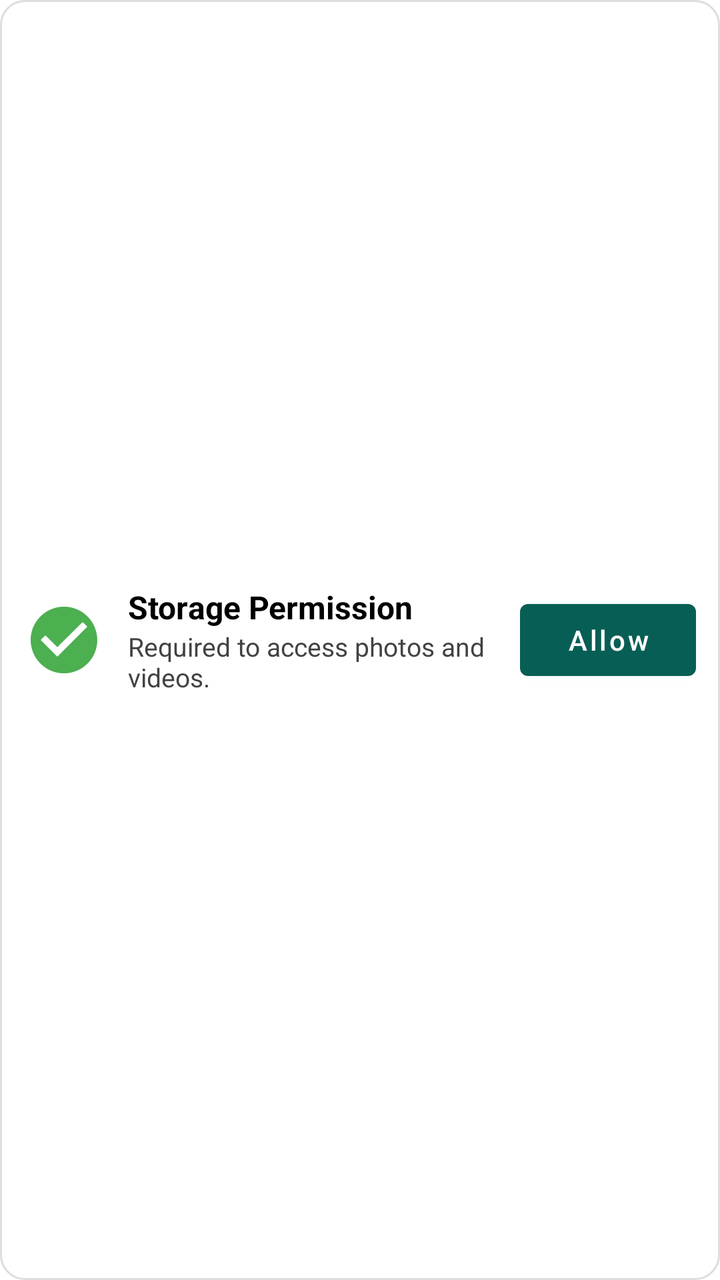
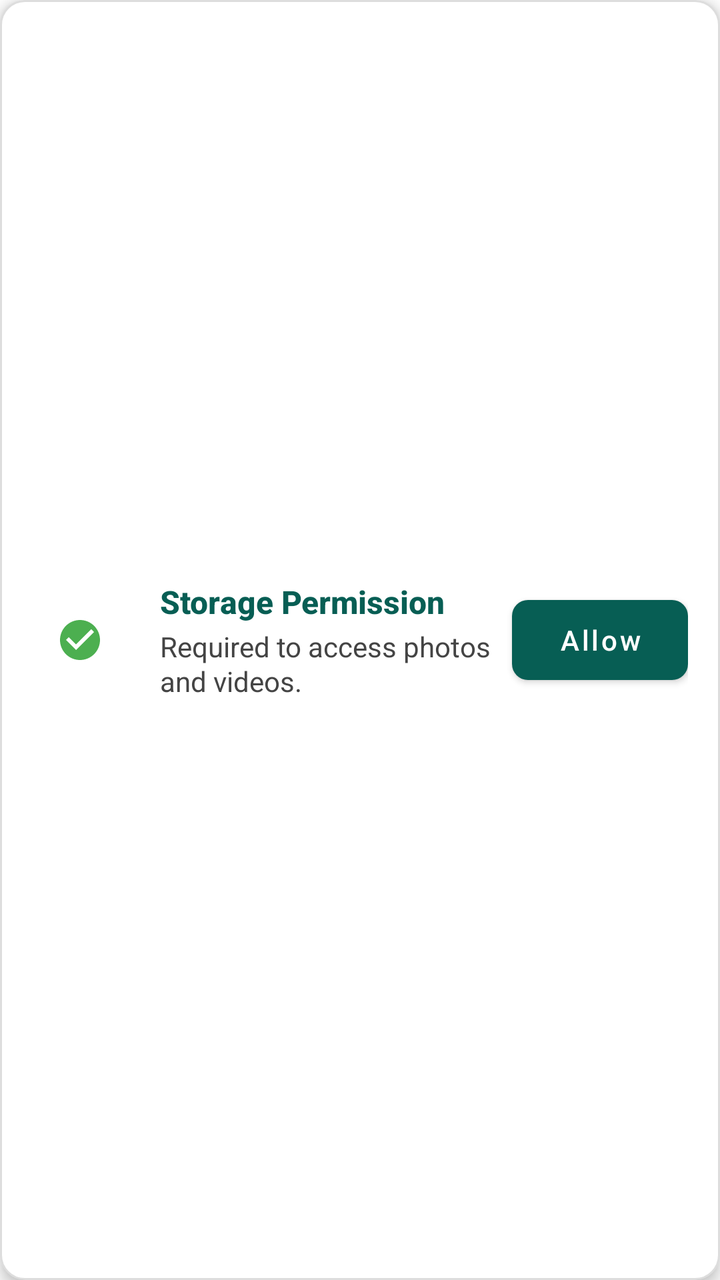

The first picture is an Android layout as it rendered before a commit; the second is the same layout after the commit. The layout source and the unified diff follow.
<!-- AndroidManifest.xml: application theme Theme.WhatsDownloadPlus -->
<!-- res/layout/item_permission.xml -->
<?xml version="1.0" encoding="utf-8"?>
<LinearLayout xmlns:android="http://schemas.android.com/apk/res/android"
    android:layout_width="match_parent"
    android:layout_height="wrap_content"
    android:orientation="horizontal"
    android:padding="12dp"
    android:gravity="center_vertical"
    android:background="@drawable/permission_card_bg">

    <ImageView
        android:id="@+id/permissionIcon"
        android:layout_width="40dp"
        android:layout_height="40dp"
        android:src="@drawable/ic_permission"
        android:contentDescription="@string/permission_icon" />

    <LinearLayout
        android:layout_width="0dp"
        android:layout_height="wrap_content"
        android:layout_weight="1"
        android:orientation="vertical"
        android:layout_marginStart="12dp">

        <TextView
            android:id="@+id/permissionTitle"
            android:layout_width="wrap_content"
            android:layout_height="wrap_content"
            android:text="Storage Permission"
            android:textSize="16sp"
            android:textStyle="bold"
            android:textColor="@color/black" />

        <TextView
            android:id="@+id/permissionDescription"
            android:layout_width="wrap_content"
            android:layout_height="wrap_content"
            android:text="Required to access photos and videos."
            android:textSize="13sp"
            android:textColor="@color/dark_gray" />
    </LinearLayout>

    <Button
        android:id="@+id/permissionButton"
        android:layout_width="wrap_content"
        android:layout_height="wrap_content"
        android:text="Allow"
        android:textAllCaps="false" />
</LinearLayout>
<!-- resources referenced by this layout -->
<resources>
  <color name="black">#FF000000</color>
  <color name="dark_gray">#424242</color>
  <!-- drawable ic_permission (drawable) -->
  <vector xmlns:android="http://schemas.android.com/apk/res/android"
      android:width="24dp"
      android:height="24dp"
      android:viewportWidth="24"
      android:viewportHeight="24">
      <path
          android:fillColor="#4CAF50"
          android:pathData="M12,2C6.48,2 2,6.48 2,12s4.48,10 10,10 10,-4.48 10,-10S17.52,2 12,2zM10,17l-5,-5 1.41,-1.41L10,14.17l7.59,-7.59L19,8l-9,9z" />
  </vector>
  <!-- drawable permission_card_bg (drawable) -->
  <shape xmlns:android="http://schemas.android.com/apk/res/android"
      android:shape="rectangle">
      <solid android:color="#FFFFFF" />
      <corners android:radius="12dp" />
      <stroke android:width="1dp" android:color="#DDDDDD" />
      <padding android:left="8dp" android:top="8dp" android:right="8dp" android:bottom="8dp" />
  </shape>
  <string name="permission_icon">Permission icon</string>
  <style name="Theme.WhatsDownloadPlus" parent="Theme.MaterialComponents.DayNight.NoActionBar">
          
          <item name="colorPrimary">@color/whatsapp_green</item>
          <item name="colorPrimaryVariant">@color/whatsapp_dark_green</item>
          <item name="colorOnPrimary">@android:color/white</item>
  
          
          <item name="colorSecondary">@color/teal_200</item>
          <item name="colorSecondaryVariant">@color/teal_700</item>
          <item name="colorOnSecondary">@android:color/white</item>
  
          
          <item name="android:windowBackground">@color/white</item>
          <item name="android:navigationBarColor">@color/whatsapp_green</item>
          <item name="android:statusBarColor">@color/whatsapp_dark_green</item>
  
          
          <item name="android:textColor">@android:color/black</item>
          <item name="android:colorBackground">@color/white</item>
      </style>
  <color name="whatsapp_green">#075E54</color>
  <color name="whatsapp_dark_green">#054C44</color>
  <color name="teal_200">#FF03DAC5</color>
  <color name="teal_700">#FF018786</color>
  <color name="white">#FFFFFFFF</color>
</resources>

<!-- the commit's change to res/layout/item_permission.xml (unified diff, before → after) -->
@@ -3,24 +3,31 @@
     android:layout_width="match_parent"
     android:layout_height="wrap_content"
     android:orientation="horizontal"
-    android:padding="12dp"
+    android:padding="16dp"
     android:gravity="center_vertical"
-    android:background="@drawable/permission_card_bg">
+    android:background="@drawable/permission_card_bg"
+    android:elevation="4dp"
+    android:layout_marginVertical="8dp"
+    android:clipToOutline="true">
 
+    
     <ImageView
         android:id="@+id/permissionIcon"
-        android:layout_width="40dp"
-        android:layout_height="40dp"
+        android:layout_width="48dp"
+        android:layout_height="48dp"
         android:src="@drawable/ic_permission"
-        android:contentDescription="@string/permission_icon" />
+        android:contentDescription="@string/permission_icon"
+        android:scaleType="centerInside" />
 
+    
     <LinearLayout
         android:layout_width="0dp"
         android:layout_height="wrap_content"
         android:layout_weight="1"
         android:orientation="vertical"
-        android:layout_marginStart="12dp">
+        android:layout_marginStart="16dp">
 
+        
         <TextView
             android:id="@+id/permissionTitle"
             android:layout_width="wrap_content"
@@ -28,21 +35,31 @@
             android:text="Storage Permission"
             android:textSize="16sp"
             android:textStyle="bold"
-            android:textColor="@color/black" />
+            android:textColor="#075E54"
+            android:fontFamily="sans-serif-medium" />
 
+        
         <TextView
             android:id="@+id/permissionDescription"
             android:layout_width="wrap_content"
             android:layout_height="wrap_content"
             android:text="Required to access photos and videos."
-            android:textSize="13sp"
-            android:textColor="@color/dark_gray" />
+            android:textSize="14sp"
+            android:textColor="#444444"
+            android:layout_marginTop="2dp"
+            android:lineSpacingExtra="1dp"/>
     </LinearLayout>
 
+    
     <Button
         android:id="@+id/permissionButton"
         android:layout_width="wrap_content"
-        android:layout_height="wrap_content"
+        android:layout_height="40dp"
         android:text="Allow"
-        android:textAllCaps="false" />
+        android:textAllCaps="false"
+        android:background="@drawable/permission_button_bg"
+        android:textColor="#FFFFFF"
+        android:paddingHorizontal="16dp"
+        android:fontFamily="sans-serif-medium"
+        android:elevation="2dp"/>
 </LinearLayout>
<!-- resource entries referenced after the edit -->
@@ -1,7 +1,5 @@
 <!-- resources referenced by this layout -->
 <resources>
-  <color name="black">#FF000000</color>
-  <color name="dark_gray">#424242</color>
   <!-- drawable ic_permission (drawable) -->
   <vector xmlns:android="http://schemas.android.com/apk/res/android"
       android:width="24dp"
@@ -12,6 +10,16 @@
           android:fillColor="#4CAF50"
           android:pathData="M12,2C6.48,2 2,6.48 2,12s4.48,10 10,10 10,-4.48 10,-10S17.52,2 12,2zM10,17l-5,-5 1.41,-1.41L10,14.17l7.59,-7.59L19,8l-9,9z" />
   </vector>
+  <!-- drawable permission_button_bg (drawable) -->
+  <ripple xmlns:android="http://schemas.android.com/apk/res/android"
+      android:color="#33075E54">
+      <item>
+          <shape android:shape="rectangle">
+              <solid android:color="#075E54"/>
+              <corners android:radius="8dp"/>
+          </shape>
+      </item>
+  </ripple>
   <!-- drawable permission_card_bg (drawable) -->
   <shape xmlns:android="http://schemas.android.com/apk/res/android"
       android:shape="rectangle">
